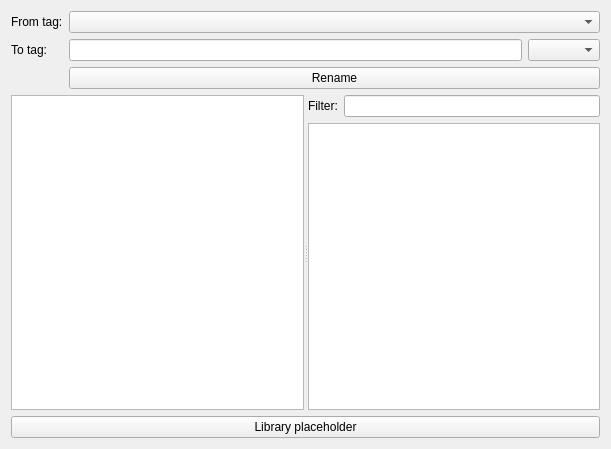
Before: the Qt Designer form src/ui/tag_rename.ui in ostr00000/tag-space-tools, drawn with Qt 5.
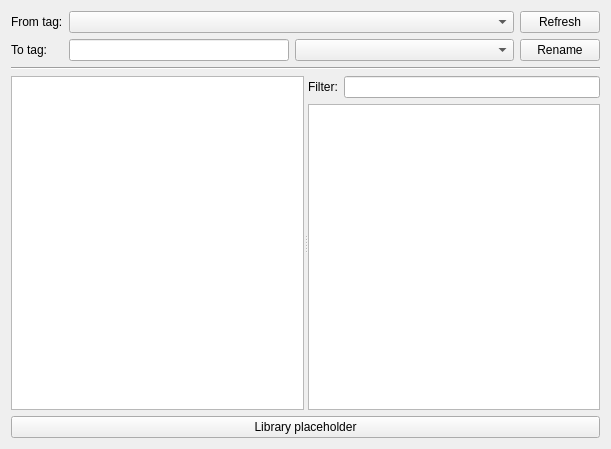
After: the same form once the commit is applied.

Commit message: improve ui for tag rename

What changed in the file:
```diff
--- a/src/ui/tag_rename.ui
+++ b/src/ui/tag_rename.ui
@@ -13,7 +13,9 @@
   <property name="windowTitle">
    <string>Tag rename</string>
   </property>
-  <layout class="QVBoxLayout" name="verticalLayout_2">
+  <layout class="QVBoxLayout" name="verticalLayout_3">
+   <item>
+    <layout class="QHBoxLayout" name="horizontalLayout_2">
    <item>
     <layout class="QFormLayout" name="formLayout">
      <item row="0" column="0">
@@ -39,11 +41,29 @@
         <widget class="QLineEdit" name="toLineEdit"/>
        </item>
        <item>
-        <widget class="QComboBox" name="toComboBox"/>
+          <widget class="QComboBox" name="toComboBox">
+           <property name="sizePolicy">
+            <sizepolicy hsizetype="Expanding" vsizetype="Fixed">
+             <horstretch>0</horstretch>
+             <verstretch>0</verstretch>
+            </sizepolicy>
+           </property>
+          </widget>
        </item>
       </layout>
      </item>
-     <item row="2" column="1">
+      </layout>
+     </item>
+     <item>
+      <layout class="QVBoxLayout" name="verticalLayout_2">
+       <item>
+        <widget class="QPushButton" name="refreshButton">
+         <property name="text">
+          <string>Refresh</string>
+         </property>
+        </widget>
+       </item>
+       <item>
       <widget class="QPushButton" name="renameButton">
        <property name="text">
         <string>Rename</string>
@@ -52,6 +72,15 @@
      </item>
     </layout>
    </item>
+    </layout>
+   </item>
+   <item>
+    <widget class="Line" name="line">
+     <property name="orientation">
+      <enum>Qt::Horizontal</enum>
+     </property>
+    </widget>
+   </item>
    <item>
     <widget class="QSplitter" name="splitter">
      <property name="sizePolicy">
@@ -64,7 +93,7 @@
       <enum>Qt::Horizontal</enum>
      </property>
      <widget class="QTextEdit" name="textEdit"/>
-     <widget class="QWidget" name="">
+     <widget class="QWidget" name="layoutWidget">
       <layout class="QVBoxLayout" name="verticalLayout">
        <item>
         <layout class="QFormLayout" name="formLayout_2">
```
Lines whose indentation alone changed are shown as unchanged. The commit also changes 2 other files.
